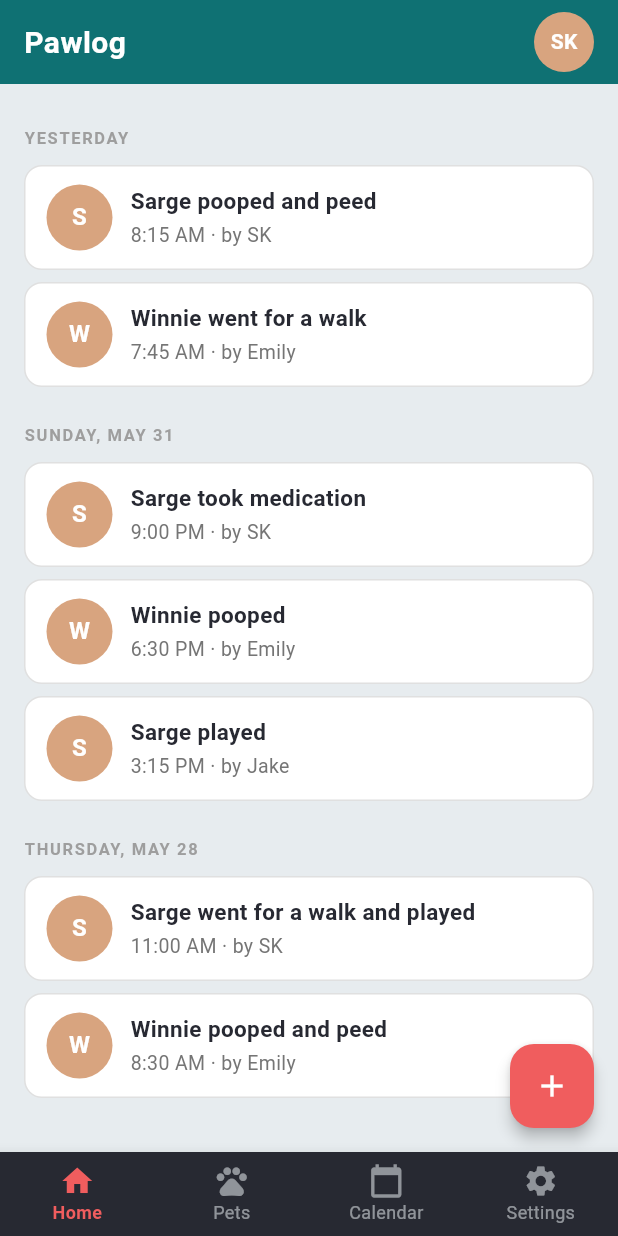
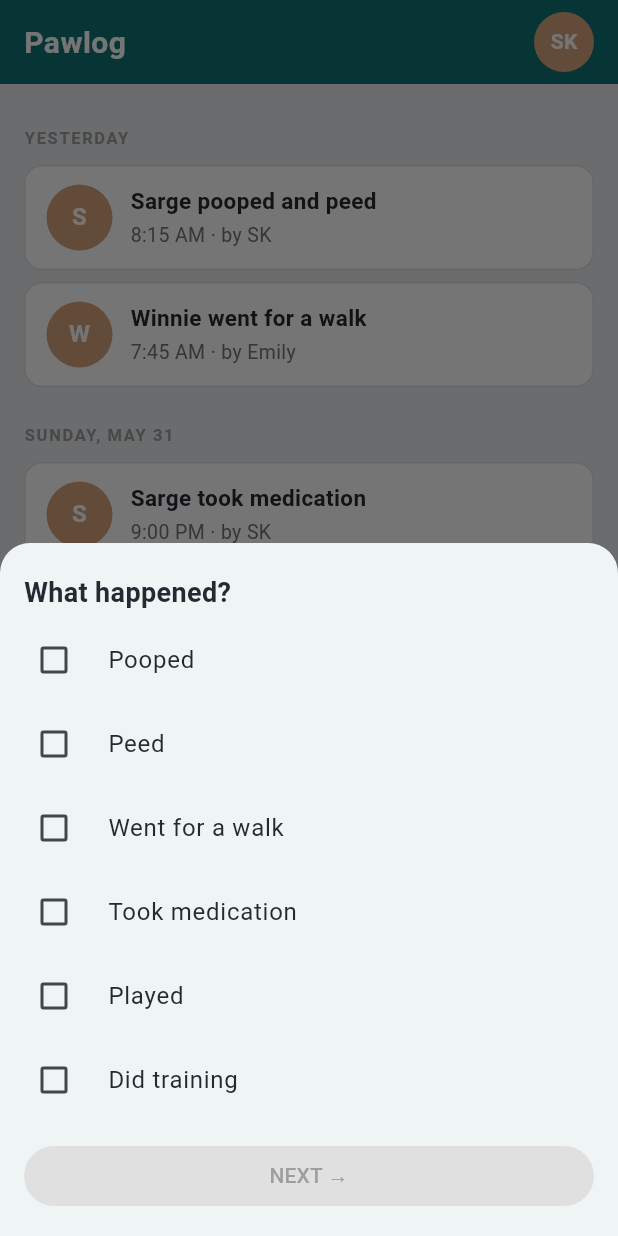
Before and after one commit to sxkcode/pawlog, a Flutter app: the screen it shows after launch, after a tap on the "add" icon, on a phone screen of 412 x 824 dp. Run offline on Flutter 3.47's test engine with Material 3 defaults, Android fonts, the phone set to English and light mode, and no system bars; our stand-ins replace drift, drift_flutter, flutter_riverpod; accounts and stored records are empty; generated files the repository leaves out were written again.

Commit message:
Add log events functionality

```diff
--- a/lib/main.dart
+++ b/lib/main.dart
@@ -3,6 +3,7 @@ import 'package:flutter_riverpod/flutter_riverpod.dart';
 import 'constants/dummy_data.dart';
 import 'providers/nav_provider.dart';
 import 'screens/home/home_screen.dart';
+import 'screens/home/widgets/event_fab.dart';
 import 'screens/pets/pets_screen.dart';
 import 'screens/calendar/calendar_screen.dart';
 import 'screens/settings/settings_screen.dart';
@@ -121,12 +122,7 @@ class MainScaffold extends ConsumerWidget {
         index: selectedIndex,
         children: _screens,
       ),
-      floatingActionButton: selectedIndex == 0
-          ? FloatingActionButton(
-              onPressed: () {},
-              child: const Icon(Icons.add),
-            )
-          : null,
+      floatingActionButton: selectedIndex == 0 ? const EventFab() : null,
       bottomNavigationBar: BottomNavigationBar(
         currentIndex: selectedIndex,
         onTap: (i) => ref.read(navIndexProvider.notifier).state = i,
--- /dev/null
+++ b/lib/providers/pet_provider.dart
@@ -0,0 +1,7 @@
+import 'package:flutter_riverpod/flutter_riverpod.dart';
+import '../services/database_service.dart';
+import '../services/pet_service.dart';
+
+final petServiceProvider = ChangeNotifierProvider<PetService>(
+  (ref) => PetService(ref.watch(databaseServiceProvider)),
+);
--- /dev/null
+++ b/lib/screens/home/widgets/event_fab.dart
@@ -0,0 +1,223 @@
+import 'package:flutter/material.dart';
+import 'package:flutter_riverpod/flutter_riverpod.dart';
+import '../../../constants/system_blueprints.dart';
+import '../../../database/database.dart';
+import '../../../providers/event_provider.dart';
+import '../../../providers/pet_provider.dart';
+
+const _coral = Color(0xFFF05D5E);
+const _sand = Color(0xFFD8A47F);
+
+class EventFab extends ConsumerStatefulWidget {
+  const EventFab({super.key});
+
+  @override
+  ConsumerState<EventFab> createState() => _EventFabState();
+}
+
+class _EventFabState extends ConsumerState<EventFab> {
+  bool _sheetOpen = false;
+  int _step = 1;
+  final _selectedKeys = <String>[];
+  final _selectedPetIds = <int>[];
+  List<Pet>? _pets;
+  bool _saving = false;
+  StateSetter? _setSheetState;
+
+  Future<void> _openSheet() async {
+    _step = 1;
+    _selectedKeys.clear();
+    _selectedPetIds.clear();
+    _pets = null;
+    _saving = false;
+    _setSheetState = null;
+    setState(() => _sheetOpen = true);
+    _loadPets();
+    if (!mounted) return;
+    await showModalBottomSheet<void>(
+      context: context,
+      isDismissible: false,
+      enableDrag: false,
+      isScrollControlled: true,
+      shape: const RoundedRectangleBorder(
+        borderRadius: BorderRadius.vertical(top: Radius.circular(20)),
+      ),
+      builder: (ctx) => StatefulBuilder(
+        builder: (ctx, ss) {
+          _setSheetState = ss;
+          return _buildSheet(ctx, ss);
+        },
+      ),
+    );
+    if (mounted) setState(() => _sheetOpen = false);
+  }
+
+  Future<void> _loadPets() async {
+    final pets = await ref.read(petServiceProvider).allPets();
+    if (!mounted) return;
+    (_setSheetState ?? setState)(() => _pets = pets);
+  }
+
+  Future<void> _handleDone(BuildContext ctx, StateSetter ss) async {
+    ss(() => _saving = true);
+    await ref.read(eventServiceProvider).logEvents(
+      systemComponentKeys: List.of(_selectedKeys),
+      petIds: List.of(_selectedPetIds),
+    );
+    if (ctx.mounted) Navigator.of(ctx).pop();
+  }
+
+  Widget _buildSheet(BuildContext ctx, StateSetter ss) {
+    return PopScope(
+      canPop: false,
+      child: Padding(
+        padding: EdgeInsets.fromLTRB(
+          16, 20, 16, MediaQuery.of(ctx).viewInsets.bottom + 16,
+        ),
+        child: _step == 1 ? _buildStep1(ctx, ss) : _buildStep2(ctx, ss),
+      ),
+    );
+  }
+
+  Widget _buildStep1(BuildContext ctx, StateSetter ss) {
+    return Column(
+      mainAxisSize: MainAxisSize.min,
+      crossAxisAlignment: CrossAxisAlignment.stretch,
+      children: [
+        const Text('What happened?',
+            style: TextStyle(fontSize: 18, fontWeight: FontWeight.bold)),
+        const SizedBox(height: 4),
+        for (final b in SystemBlueprint.values)
+          CheckboxListTile(
+            title: Text(_labelFor(b)),
+            value: _selectedKeys.contains(b.name),
+            onChanged: (v) => ss(() {
+              if (v == true) { _selectedKeys.add(b.name); }
+              else { _selectedKeys.remove(b.name); }
+            }),
+            activeColor: _coral,
+            controlAffinity: ListTileControlAffinity.leading,
+            contentPadding: EdgeInsets.zero,
+          ),
+        const SizedBox(height: 12),
+        ElevatedButton(
+          onPressed: _selectedKeys.isEmpty ? null : () => ss(() => _step = 2),
+          style: ElevatedButton.styleFrom(
+            backgroundColor: _coral,
+            foregroundColor: Colors.white,
+            disabledBackgroundColor: Colors.grey.shade300,
+            disabledForegroundColor: Colors.grey.shade500,
+          ),
+          child: const Text('NEXT →'),
+        ),
+      ],
+    );
+  }
+
+  Widget _buildStep2(BuildContext ctx, StateSetter ss) {
+    final pets = _pets;
+    final canDone = pets != null && pets.isNotEmpty && _selectedPetIds.isNotEmpty && !_saving;
+    return Column(
+      mainAxisSize: MainAxisSize.min,
+      crossAxisAlignment: CrossAxisAlignment.stretch,
+      children: [
+        const Text('Which pets?',
+            style: TextStyle(fontSize: 18, fontWeight: FontWeight.bold)),
+        const SizedBox(height: 4),
+        if (pets == null)
+          const Padding(
+            padding: EdgeInsets.symmetric(vertical: 24),
+            child: Center(child: CircularProgressIndicator()),
+          )
+        else if (pets.isEmpty)
+          const Padding(
+            padding: EdgeInsets.symmetric(vertical: 24),
+            child: Text(
+              'No pets added yet. Add a pet in the Pets tab first.',
+              textAlign: TextAlign.center,
+              style: TextStyle(color: Colors.grey),
+            ),
+          )
+        else
+          for (final p in pets)
+            CheckboxListTile(
+              title: Text(p.name),
+              secondary: CircleAvatar(
+                backgroundColor: _sand,
+                child: Text(p.name[0].toUpperCase(),
+                    style: const TextStyle(
+                        color: Colors.white, fontWeight: FontWeight.bold)),
+              ),
+              value: _selectedPetIds.contains(p.id),
+              onChanged: _saving
+                  ? null
+                  : (v) => ss(() {
+                        if (v == true) { _selectedPetIds.add(p.id); }
+                        else { _selectedPetIds.remove(p.id); }
+                      }),
+              activeColor: _coral,
+              controlAffinity: ListTileControlAffinity.leading,
+              contentPadding: EdgeInsets.zero,
+            ),
+        const SizedBox(height: 12),
+        Row(
+          children: [
+            Expanded(
+              child: OutlinedButton(
+                onPressed: _saving ? null : () => ss(() => _step = 1),
+                child: const Text('← BACK'),
+              ),
+            ),
+            if (pets != null && pets.isNotEmpty) ...[
+              const SizedBox(width: 12),
+              Expanded(
+                child: ElevatedButton(
+                  onPressed: canDone ? () { _handleDone(ctx, ss); } : null,
+                  style: ElevatedButton.styleFrom(
+                    backgroundColor: _coral,
+                    foregroundColor: Colors.white,
+                    disabledBackgroundColor: Colors.grey.shade300,
+                    disabledForegroundColor: Colors.grey.shade500,
+                  ),
+                  child: _saving
+                      ? const SizedBox(
+                          height: 18,
+                          width: 18,
+                          child: CircularProgressIndicator(
+                              strokeWidth: 2, color: Colors.white),
+                        )
+                      : const Text('DONE ✓'),
+                ),
+              ),
+            ],
+          ],
+        ),
+      ],
+    );
+  }
+
+  static String _labelFor(SystemBlueprint b) => switch (b) {
+        SystemBlueprint.poop => 'Pooped',
+        SystemBlueprint.pee => 'Peed',
+        SystemBlueprint.walk => 'Went for a walk',
+        SystemBlueprint.medication => 'Took medication',
+        SystemBlueprint.play => 'Played',
+        SystemBlueprint.training => 'Did training',
+      };
+
+  @override
+  Widget build(BuildContext context) {
+    return FloatingActionButton(
+      onPressed: _sheetOpen ? () => Navigator.of(context).pop() : _openSheet,
+      backgroundColor: _coral,
+      foregroundColor: Colors.white,
+      child: AnimatedSwitcher(
+        duration: const Duration(milliseconds: 200),
+        child: Icon(
+          _sheetOpen ? Icons.close : Icons.add,
+          key: ValueKey(_sheetOpen),
+        ),
+      ),
+    );
+  }
+}
```
Also changed, not shown: lib/services/event_service.dart (+25 -0 lines).
